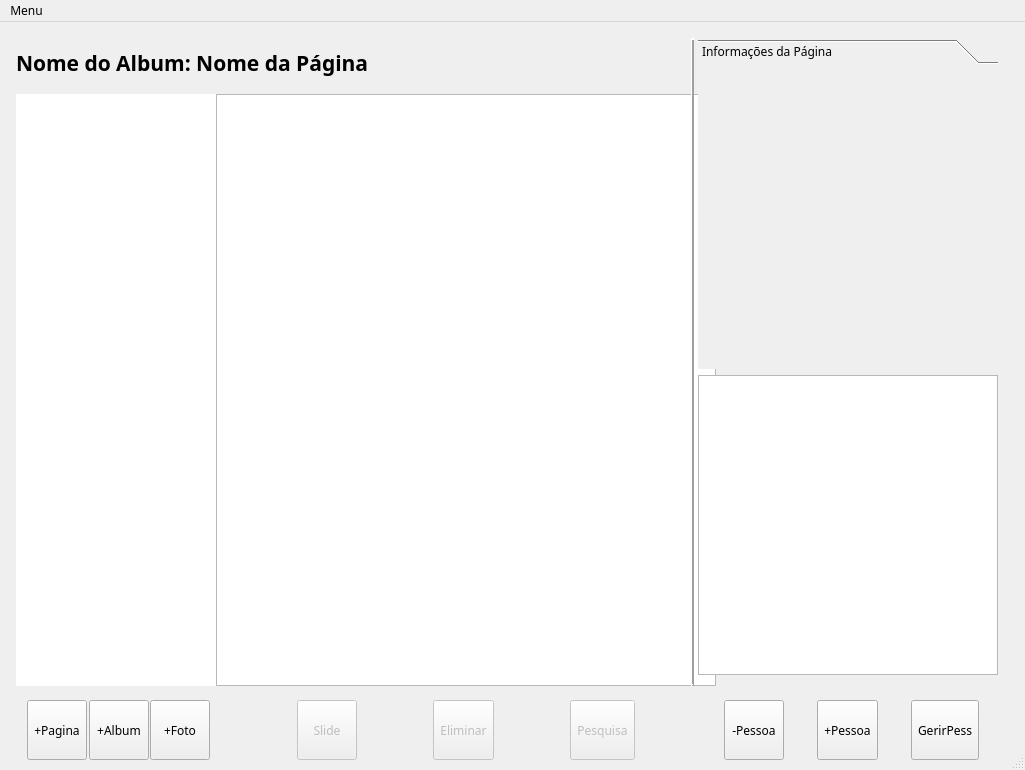
Before: the Qt Designer form mainwindow.ui in LACF-MIEEC/ES-PicViewer, drawn with Qt 5.
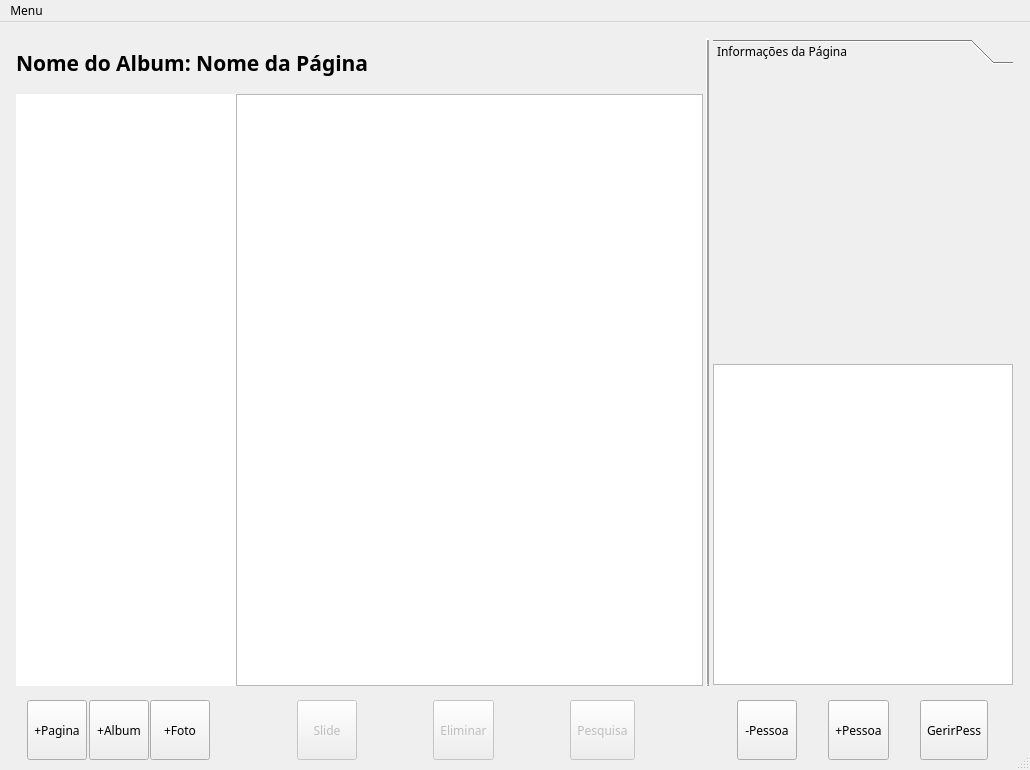
After: the same form once the commit is applied.

Diff of the .ui file:
```diff
--- a/mainwindow.ui
+++ b/mainwindow.ui
@@ -6,7 +6,7 @@
    <rect>
     <x>0</x>
     <y>0</y>
-    <width>1025</width>
+    <width>1030</width>
     <height>770</height>
    </rect>
   </property>
@@ -18,8 +18,8 @@
   </property>
   <property name="minimumSize">
    <size>
-    <width>1025</width>
-    <height>765</height>
+    <width>1030</width>
+    <height>770</height>
    </size>
   </property>
   <property name="font">
@@ -131,7 +131,7 @@
            <item>
             <widget class="QTreeWidget" name="AlbumList">
              <property name="sizePolicy">
-              <sizepolicy hsizetype="Minimum" vsizetype="Expanding">
+              <sizepolicy hsizetype="Minimum" vsizetype="MinimumExpanding">
                <horstretch>0</horstretch>
                <verstretch>0</verstretch>
               </sizepolicy>
@@ -144,7 +144,7 @@
              </property>
              <property name="maximumSize">
               <size>
-               <width>300</width>
+               <width>220</width>
                <height>16777215</height>
               </size>
              </property>
@@ -172,6 +172,12 @@
              <property name="rootIsDecorated">
               <bool>false</bool>
              </property>
+             <property name="uniformRowHeights">
+              <bool>false</bool>
+             </property>
+             <property name="sortingEnabled">
+              <bool>true</bool>
+             </property>
              <property name="expandsOnDoubleClick">
               <bool>false</bool>
              </property>
@@ -197,14 +203,14 @@
            <item>
             <widget class="QTableWidget" name="PhotoDisplay">
              <property name="sizePolicy">
-              <sizepolicy hsizetype="Minimum" vsizetype="MinimumExpanding">
+              <sizepolicy hsizetype="MinimumExpanding" vsizetype="MinimumExpanding">
                <horstretch>0</horstretch>
                <verstretch>0</verstretch>
               </sizepolicy>
              </property>
              <property name="minimumSize">
               <size>
-               <width>500</width>
+               <width>200</width>
                <height>0</height>
               </size>
              </property>
@@ -430,12 +436,21 @@
        <item row="1" column="3">
         <widget class="QWidget" name="widget" native="true">
          <layout class="QVBoxLayout" name="DetailsDisplay">
+          <property name="spacing">
+           <number>3</number>
+          </property>
           <property name="leftMargin">
            <number>1</number>
           </property>
           <property name="topMargin">
            <number>1</number>
           </property>
+          <property name="rightMargin">
+           <number>1</number>
+          </property>
+          <property name="bottomMargin">
+           <number>1</number>
+          </property>
           <item>
            <widget class="QToolBox" name="Info">
             <property name="sizePolicy">
@@ -465,7 +480,7 @@
                <x>0</x>
                <y>0</y>
                <width>300</width>
-               <height>308</height>
+               <height>295</height>
               </rect>
              </property>
              <attribute name="label">
@@ -477,7 +492,7 @@
           <item>
            <widget class="QListWidget" name="PeopleList">
             <property name="sizePolicy">
-             <sizepolicy hsizetype="Maximum" vsizetype="Minimum">
+             <sizepolicy hsizetype="Maximum" vsizetype="MinimumExpanding">
               <horstretch>0</horstretch>
               <verstretch>0</verstretch>
              </sizepolicy>
@@ -509,7 +524,7 @@
     <rect>
      <x>0</x>
      <y>0</y>
-     <width>1025</width>
+     <width>1030</width>
      <height>21</height>
     </rect>
    </property>
```
Left out of the diff: 3 changed lines with no effect on the pictures.
